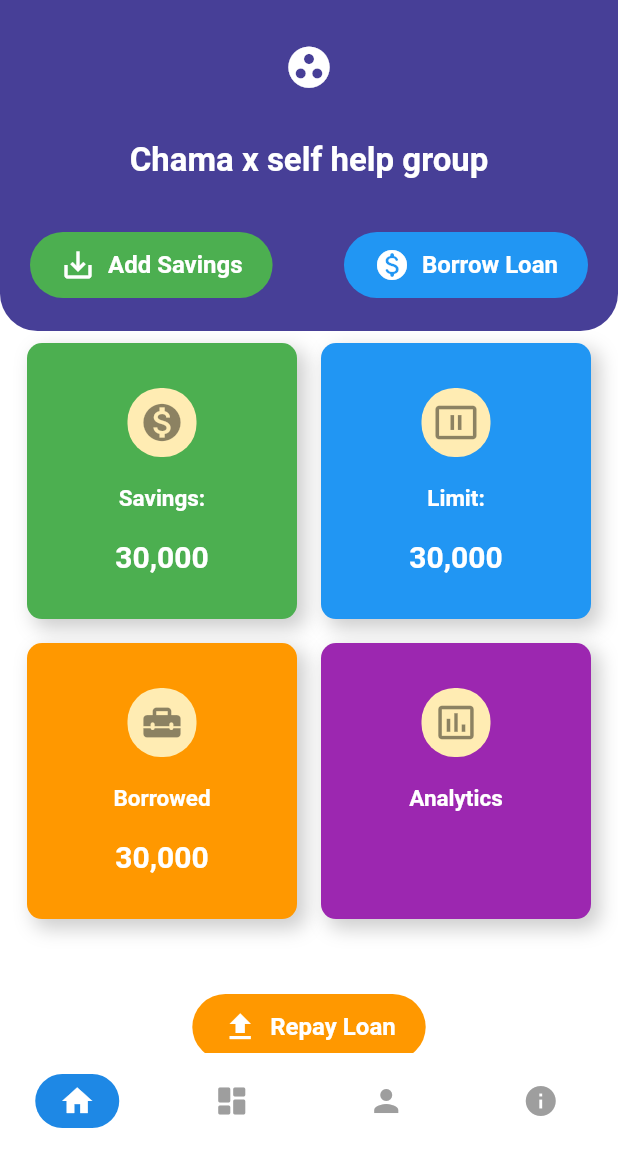
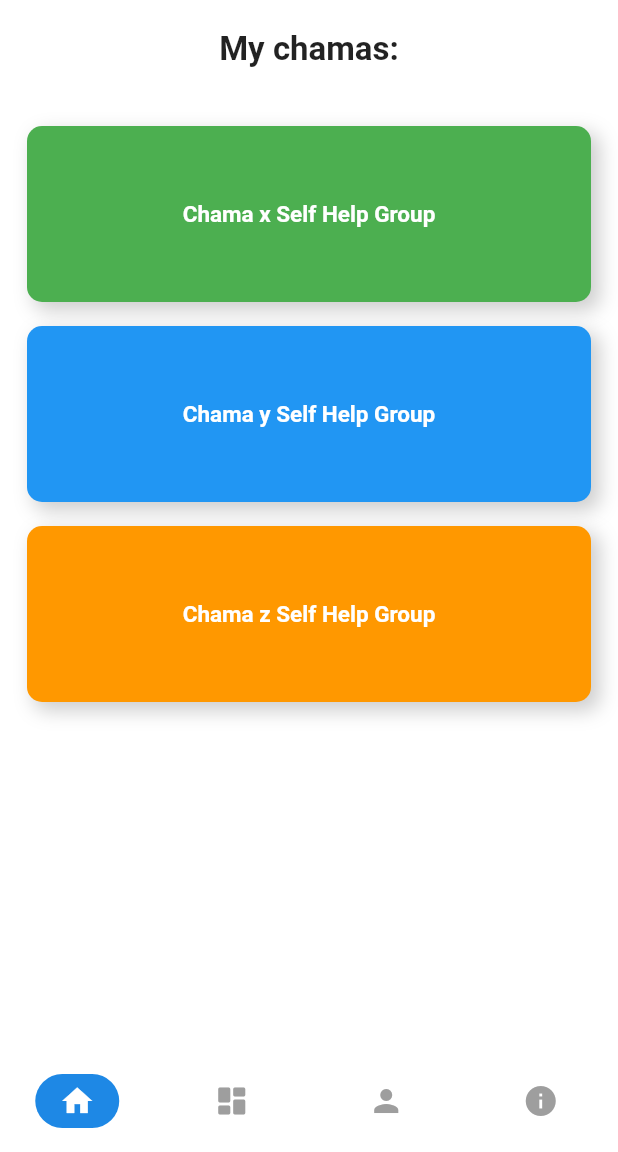
Before and after one commit to gichimux/chama-app-frontend, a Flutter app: the screen it shows after launch, on a phone screen of 412 x 824 dp, the part 84-1236 px from its top. Run offline on Flutter 3.47's test engine with Material 2 defaults, Android fonts, the phone set to English and light mode, and no system bars; our stand-ins replace flutter_svg.

Commit message:
create chama list ui

```diff
--- a/lib/screens/bottom_nav_screen.dart
+++ b/lib/screens/bottom_nav_screen.dart
@@ -9,7 +9,7 @@ class BottomNavScreen extends StatefulWidget {
 class _BottomNavScreenState extends State<BottomNavScreen> {
   final List _screens = [
     HomeScreen(),
-    Scaffold(),
+    MemberDashScreen(),
     Scaffold(),
     Scaffold(),
   ];
--- a/lib/screens/home_screen.dart
+++ b/lib/screens/home_screen.dart
@@ -19,154 +19,39 @@ class _HomeScreenState extends State<HomeScreen> {
       body: CustomScrollView(
         physics: ClampingScrollPhysics(),
         slivers: <Widget>[
-          _buildHeader(screenHeight),
+          _chamaListHeader(screenHeight),
           SliverPadding(
             padding: const EdgeInsets.symmetric(horizontal: 10.0),
             sliver: SliverToBoxAdapter(
-              child: StatsGrid(),
+              child: ChamaListGrid(),
             ),
           ),
-          _repayButton(screenHeight),
         ],
       ),
     );
   }
 
-  SliverToBoxAdapter _buildHeader(double screenHeight) {
+  SliverToBoxAdapter _chamaListHeader(double screenHeight) {
     return SliverToBoxAdapter(
       child: Container(
         padding: const EdgeInsets.all(20.0),
-        decoration: BoxDecoration(
-          color: Palette.primaryColor,
-          borderRadius: BorderRadius.only(
-            bottomLeft: Radius.circular(25.0),
-            bottomRight: Radius.circular(25.0),
-          ),
-        ),
         child: Column(
-          crossAxisAlignment: CrossAxisAlignment.start,
+          crossAxisAlignment: CrossAxisAlignment.center,
           children: <Widget>[
-            Row(
-              mainAxisAlignment: MainAxisAlignment.center,
-              children: <Widget>[
-                IconButton(
-                  icon: const Icon(Icons.group_work),
-                  iconSize: 33.0,
-                  color: Colors.white,
-                  onPressed: () {},
-                ),
-              ],
-            ),
-            SizedBox(height: screenHeight * 0.03),
-            Column(
-              crossAxisAlignment: CrossAxisAlignment.center,
-              mainAxisAlignment: MainAxisAlignment.center,
-              children: <Widget>[
+
             Text(
-                  'Chama x self help group',
+
+              'My chamas:',
               style: const TextStyle(
-                    color: Colors.white,
                 fontSize: 22.0,
                 fontWeight: FontWeight.w600,
               ),
             ),
-                SizedBox(height: screenHeight * 0.01),
-                SizedBox(height: screenHeight * 0.03),
-                Row(
-                  mainAxisAlignment: MainAxisAlignment.spaceBetween,
-                  children: <Widget>[
-                    FlatButton.icon(
-                      padding: const EdgeInsets.symmetric(
-                        vertical: 10.0,
-                        horizontal: 20.0,
-                      ),
-                      onPressed: () {},
-                      color: Colors.green,
-                      shape: RoundedRectangleBorder(
-                        borderRadius: BorderRadius.circular(30.0),
-                      ),
-                      icon: const Icon(
-                        Icons.save_alt,
-                        color: Colors.white,
-                      ),
-                      label: Text(
-                        'Add Savings',
-                        style: Styles.buttonTextStyle,
-                      ),
-                      textColor: Colors.white,
-                    ),
-                    FlatButton.icon(
-                      padding: const EdgeInsets.symmetric(
-                        vertical: 10.0,
-                        horizontal: 20.0,
-                      ),
-                      onPressed: () {},
-                      color: Colors.blue,
-                      shape: RoundedRectangleBorder(
-                        borderRadius: BorderRadius.circular(30.0),
-                      ),
-                      icon: const Icon(
-                        Icons.monetization_on_rounded,
-                        color: Colors.white,
-                      ),
-                      label: Text(
-                        'Borrow Loan',
-                        style: Styles.buttonTextStyle,
-                      ),
-                      textColor: Colors.white,
-                    ),
-                  ],
-                ),
-              ],
-            )
+            const SizedBox(height: 10.0),
+
           ],
         ),
       ),
     );
   }
 }
-
-SliverToBoxAdapter _repayButton(double screenHeight) {
-  return SliverToBoxAdapter(
-    child: Container(
-      padding: const EdgeInsets.all(20.0),
-
-      child: Column(
-        crossAxisAlignment: CrossAxisAlignment.start,
-        children: <Widget>[
-          const SizedBox(height: 20.0),
-
-          Row(
-            mainAxisAlignment: MainAxisAlignment.spaceAround,
-
-                      children: <Widget>[
-
-                     FlatButton.icon(
-                      padding: const EdgeInsets.symmetric(
-                        vertical: 10.0,
-                        horizontal: 20.0,
-                      ),
-                      onPressed: () {},
-                      color: Colors.orange,
-                      shape: RoundedRectangleBorder(
-                        borderRadius: BorderRadius.circular(30.0),
-                      ),
-                      icon: const Icon(
-                        Icons.upload_sharp,
-                        color: Colors.white,
-                      ),
-                      label: Text(
-                        'Repay Loan',
-                        style: Styles.buttonTextStyle,
-                      ),
-                      textColor: Colors.white,
-                    ),
-
-                      ],
-                    ),
-
-        ],
-      ),
-    ),
-  );
-}
--- /dev/null
+++ b/lib/widgets/chama_list.dart
@@ -0,0 +1,81 @@
+import 'package:flutter/material.dart';
+
+class ChamaListGrid extends StatelessWidget {
+  @override
+  Widget build(BuildContext context) {
+    return Container(
+      height: 400.0,
+      child: Column(
+        children: <Widget>[
+          Flexible(
+            child: Column(
+              children: <Widget>[
+                _buildStatCard('Chama x Self Help Group',Icons.arrow_drop_down_circle_outlined,  Colors.green),
+              ],
+            ),
+          ),
+          Flexible(
+            child: Column(
+              children: <Widget>[
+                _buildStatCard('Chama y Self Help Group',Icons.arrow_drop_down_circle_outlined,  Colors.blue),
+              ],
+            ),
+          ),
+           Flexible(
+            child: Column(
+              children: <Widget>[
+                _buildStatCard('Chama z Self Help Group',Icons.arrow_drop_down_circle_outlined,  Colors.orange),
+              ],
+            ),
+          ),
+        ],
+      ),
+    );
+  }
+
+  Expanded _buildStatCard(String chamaname, IconData icon,  MaterialColor color) {
+    return Expanded(
+      child: Container(
+
+        margin: const EdgeInsets.all(8.0),
+        padding: const EdgeInsets.all(30.0),
+        decoration: BoxDecoration(
+          boxShadow: [
+      BoxShadow(
+        color: Colors.grey.withOpacity(.5),
+        blurRadius: 10.0, // soften the shadow
+        spreadRadius: 1.0, //extend the shadow
+        offset: Offset(
+          5.0, // Move to right 10  horizontally
+          5.0, // Move to bottom 10 Vertically
+        ),
+      )
+    ],
+          color: color,
+          borderRadius: BorderRadius.circular(10.0),
+        ),
+        child: Center(
+        child: Row(
+          mainAxisAlignment: MainAxisAlignment.center,
+          crossAxisAlignment: CrossAxisAlignment.start,
+          children: <Widget>[
+
+                Text(
+                  chamaname,
+                  style: const TextStyle(
+                  color: Colors.white,
+                  fontSize: 15.0,
+                  fontWeight: FontWeight.w600,
+              ),
+            ),
+
+
+
+
+          ],
+        ),
+      ),
+      ),
+    );
+  }
+}
--- a/lib/widgets/widgets.dart
+++ b/lib/widgets/widgets.dart
@@ -1,2 +1,3 @@
 export 'custom_app_bar.dart';
 export 'member_dashboard_cards.dart';
+export 'chama_list.dart';
```
Also changed, not shown: lib/screens/member/dashboard.dart (+172 -0 lines). Lines whose indentation alone changed are shown as unchanged.
